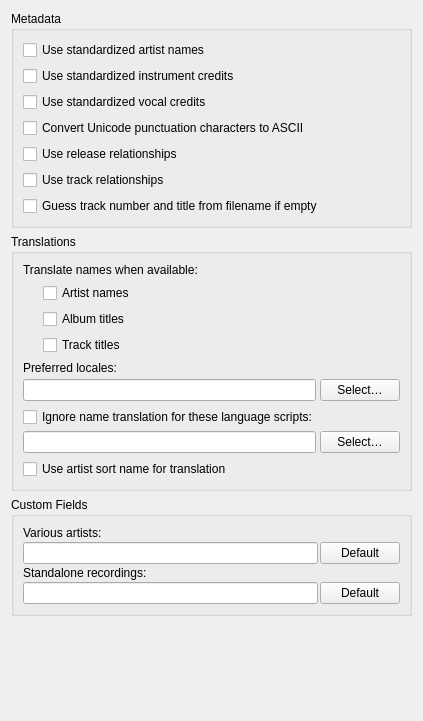
Qt form ui/options_metadata.ui (metabrainz/picard) before a commit.
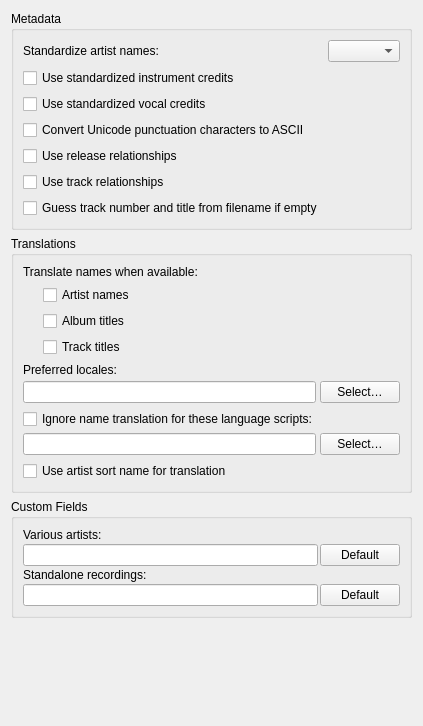
The same form after that commit.

Commit message:
PICARD-2673: Standardize only artist name variations by default
Instead of always standardizing artist names, give the user the option
to only standardize name variations (e.g. different spellings) or both
name variations and actual name changes (the artist has aliases that
ended).

Make standardizing name variations the default.

What changed in the file:
```diff
--- a/ui/options_metadata.ui
+++ b/ui/options_metadata.ui
@@ -7,7 +7,7 @@
     <x>0</x>
     <y>0</y>
     <width>423</width>
-    <height>721</height>
+    <height>726</height>
    </rect>
   </property>
   <layout class="QVBoxLayout" name="verticalLayout">
@@ -27,11 +27,31 @@
      </property>
      <layout class="QVBoxLayout" name="verticalLayout_3">
       <item>
-       <widget class="QCheckBox" name="standardize_artists">
-        <property name="text">
-         <string>Use standardized artist names</string>
-        </property>
-       </widget>
+       <layout class="QHBoxLayout" name="horizontalLayout_2">
+        <item>
+         <widget class="QLabel" name="standardize_artist_names_label">
+          <property name="sizePolicy">
+           <sizepolicy hsizetype="MinimumExpanding" vsizetype="Preferred">
+            <horstretch>0</horstretch>
+            <verstretch>0</verstretch>
+           </sizepolicy>
+          </property>
+          <property name="text">
+           <string>Standardize artist names:</string>
+          </property>
+          <property name="buddy">
+           <cstring>standardize_artist_names</cstring>
+          </property>
+         </widget>
+        </item>
+        <item>
+         <widget class="QComboBox" name="standardize_artist_names">
+          <property name="currentIndex">
+           <number>-1</number>
+          </property>
+         </widget>
+        </item>
+       </layout>
       </item>
       <item>
        <widget class="QCheckBox" name="standardize_instruments">
```
Left out of the diff: 1 changed line with no effect on the pictures. The commit also changes 15 other files.
